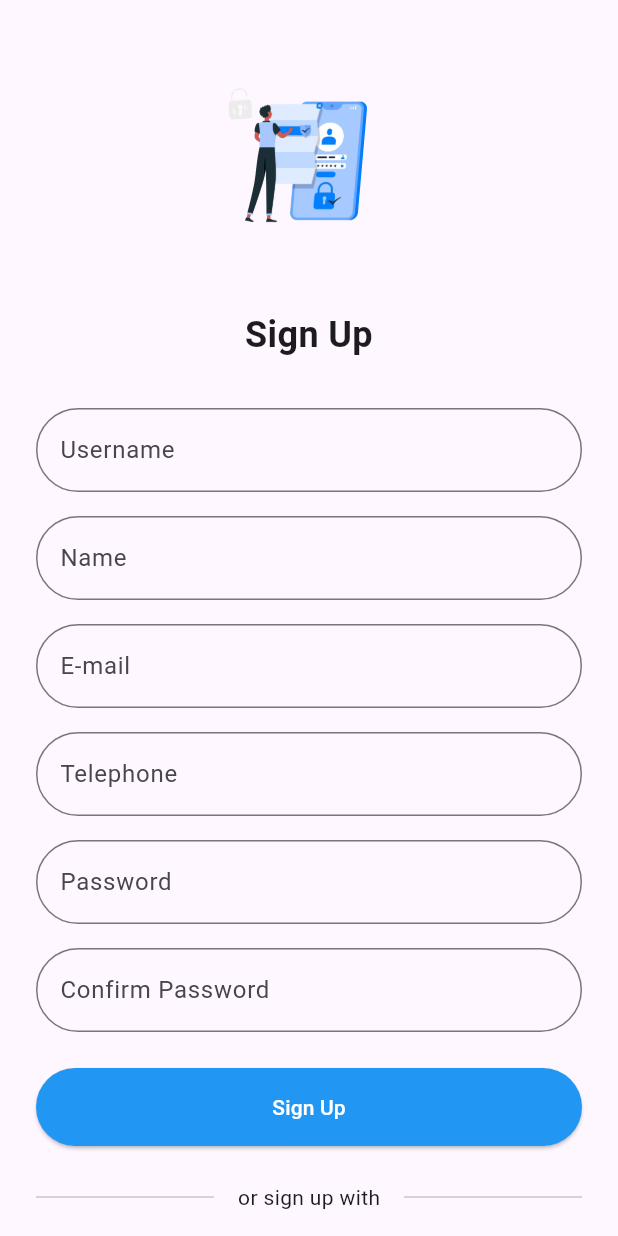
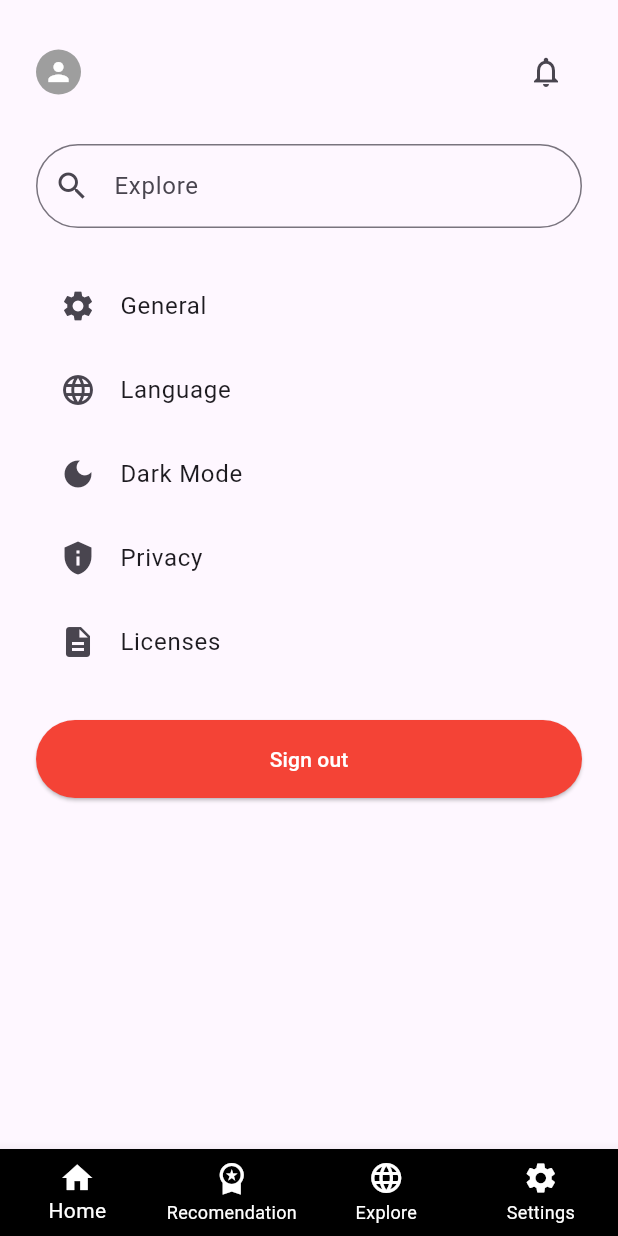
Before and after one commit to AdithyaSean/next-step-flutter, a Flutter app: the screen it shows after launch, on a phone screen of 412 x 824 dp. Run offline on Flutter 3.47's test engine with Material 3 defaults, Android fonts, the phone set to English and light mode, and no system bars.

Commit message:
create settings_Ui.dart interface

```diff
--- a/lib/main.dart
+++ b/lib/main.dart
@@ -5,6 +5,7 @@ import 'package:flutter/material.dart';
 //import 'package:next_step/forgot_password.dart';
 //import 'package:next_step/sign_in.dart';
 import 'package:next_step/sign_up.dart';
+import 'package:next_step/settings_ui.dart';
 
 void main() {
   runApp(const MyApp());
@@ -20,7 +21,7 @@ class MyApp extends StatelessWidget {
       theme: ThemeData(
         primarySwatch: Colors.blue,
       ),
-      home: const ResponsiveSignUp(), // Use the imported widget
+      home: const ResponsiveSettings(), // Use the imported widget
     );
   }
 }
--- /dev/null
+++ b/lib/settings_Ui.dart
@@ -0,0 +1,297 @@
+import 'package:flutter/material.dart';
+
+class ResponsiveSettings extends StatefulWidget {
+  const ResponsiveSettings({Key? key}) : super(key: key);
+
+  @override
+  _ResponsiveSettingsState createState() => _ResponsiveSettingsState();
+}
+
+class _ResponsiveSettingsState extends State<ResponsiveSettings> {
+  String? selectedMainOption;
+
+  @override
+  Widget build(BuildContext context) {
+    return Scaffold(
+      body: LayoutBuilder(
+        builder: (context, constraints) {
+          // Determine layout based on screen width
+          bool isLargeScreen = constraints.maxWidth > 600;
+          bool isExtraLargeScreen = constraints.maxWidth > 1200;
+
+          // Adjust the settings panel width based on device size
+          double settingsPanelWidth = constraints.maxWidth;
+          if (isLargeScreen) {
+            settingsPanelWidth = constraints.maxWidth * 0.5;
+          }
+          if (isExtraLargeScreen) {
+            settingsPanelWidth = constraints.maxWidth * 0.3;
+          }
+
+          return Center(
+            child: Container(
+              width: settingsPanelWidth,
+              padding: const EdgeInsets.all(24.0),
+              child: Column(
+                crossAxisAlignment: CrossAxisAlignment.stretch,
+                children: [
+                  // Header with logo and notification icon
+                  Row(
+                    mainAxisAlignment: MainAxisAlignment.spaceBetween,
+                    children: [
+                      Row(
+                        children: [
+                          const CircleAvatar(
+                            radius: 15,
+                            backgroundColor: Colors.grey,
+                            child: Icon(Icons.person, size: 20, color: Colors.white),
+                          ),
+                          const SizedBox(width: 8),
+                          if (isLargeScreen)
+                            const Text(
+                              'NEXT STEP',
+                              style: TextStyle(
+                                fontSize: 20,
+                                fontWeight: FontWeight.bold,
+                              ),
+                            ),
+                        ],
+                      ),
+                      IconButton(
+                        icon: const Icon(Icons.notifications_outlined),
+                        onPressed: () {},
+                      ),
+                    ],
+                  ),
+                  const SizedBox(height: 24),
+                  // Search bar
+                  TextField(
+                    decoration: InputDecoration(
+                      hintText: 'Explore',
+                      prefixIcon: const Icon(Icons.search),
+                      border: OutlineInputBorder(
+                        borderRadius: BorderRadius.circular(30),
+                      ),
+                    ),
+                  ),
+                  const SizedBox(height: 24),
+                  // Settings options
+                  _buildSettingsButton(
+                    icon: Icons.settings,
+                    title: 'General',
+                    isSelected: selectedMainOption == 'General',
+                  ),
+                  _buildSettingsButton(
+                    icon: Icons.language,
+                    title: 'Language',
+                    isSelected: selectedMainOption == 'Language',
+                  ),
+                  _buildSettingsButton(
+                    icon: Icons.dark_mode,
+                    title: 'Dark Mode',
+                    isSelected: selectedMainOption == 'Dark Mode',
+                  ),
+                  _buildSettingsButton(
+                    icon: Icons.privacy_tip,
+                    title: 'Privacy',
+                    isSelected: selectedMainOption == 'Privacy',
+                  ),
+                  _buildSettingsButton(
+                    icon: Icons.description,
+                    title: 'Licenses',
+                    isSelected: selectedMainOption == 'Licenses',
+                  ),
+                  const SizedBox(height: 24),
+                  // Sign out button
+                  ElevatedButton(
+                    onPressed: () {},
+                    style: ElevatedButton.styleFrom(
+                      backgroundColor: Colors.red,
+                      foregroundColor: Colors.white,
+                      padding: const EdgeInsets.symmetric(vertical: 16),
+                      shape: RoundedRectangleBorder(
+                        borderRadius: BorderRadius.circular(30),
+                      ),
+                    ),
+                    child: const Text('Sign out'),
+                  ),
+                  if (selectedMainOption != null && isLargeScreen)
+                    Expanded(child: _buildSubSettings()),
+                ],
+              ),
+            ),
+          );
+        },
+      ),
+      bottomNavigationBar: LayoutBuilder(
+        builder: (context, constraints) {
+          if (constraints.maxWidth <= 600) {
+            return BottomNavigationBar(
+              type: BottomNavigationBarType.fixed,
+              backgroundColor: Colors.black,
+              selectedItemColor: Colors.white,
+              unselectedItemColor: Colors.white,
+              items: const [
+                BottomNavigationBarItem(icon: Icon(Icons.home), label: 'Home'),
+                BottomNavigationBarItem(icon: Icon(Icons.workspace_premium), label: 'Recomendation'),
+                BottomNavigationBarItem(icon: Icon(Icons.language), label: 'Explore'),
+                BottomNavigationBarItem(icon: Icon(Icons.settings), label: 'Settings'),
+              ],
+            );
+          }
+          return const SizedBox.shrink();
+        },
+      ),
+    );
+  }
+
+  Widget _buildSettingsButton({
+    required IconData icon,
+    required String title,
+    required bool isSelected,
+  }) {
+    return ListTile(
+      leading: Icon(icon, color: isSelected ? Colors.blue : null),
+      title: Text(
+        title,
+        style: TextStyle(
+          color: isSelected ? Colors.blue : null,
+          fontWeight: isSelected ? FontWeight.bold : null,
+        ),
+      ),
+      shape: RoundedRectangleBorder(
+        borderRadius: BorderRadius.circular(15),
+      ),
+      tileColor: isSelected ? Colors.blue.withOpacity(0.1) : null,
+      onTap: () {
+        setState(() {
+          selectedMainOption = title;
+        });
+        // For mobile devices, show sub-settings in a new screen
+        if (MediaQuery.of(context).size.width <= 600) {
+          Navigator.push(
+            context,
+            MaterialPageRoute(
+              builder: (context) => _SubSettingsScreen(title: title),
+            ),
+          );
+        }
+      },
+    );
+  }
+
+  Widget _buildSubSettings() {
+    if (selectedMainOption == 'General') {
+      return Column(
+        crossAxisAlignment: CrossAxisAlignment.start,
+        children: [
+          const SizedBox(height: 24),
+          Text(
+            'General Settings',
+            style: Theme.of(context).textTheme.headlineSmall,
+          ),
+          const SizedBox(height: 16),
+          _buildSubSettingTile(
+            title: 'Notifications',
+            subtitle: 'Configure notification settings',
+            icon: Icons.notifications,
+          ),
+          _buildSubSettingTile(
+            title: 'Sound',
+            subtitle: 'Adjust sound settings',
+            icon: Icons.volume_up,
+          ),
+          _buildSubSettingTile(
+            title: 'Display',
+            subtitle: 'Customize display options',
+            icon: Icons.display_settings,
+          ),
+        ],
+      );
+    }
+    return Center(
+      child: Text('$selectedMainOption settings coming soon'),
+    );
+  }
+
+  Widget _buildSubSettingTile({
+    required String title,
+    required String subtitle,
+    required IconData icon,
+  }) {
+    return ListTile(
+      leading: Icon(icon),
+      title: Text(title),
+      subtitle: Text(subtitle),
+      trailing: const Icon(Icons.chevron_right),
+      onTap: () {},
+    );
+  }
+}
+
+class _SubSettingsScreen extends StatelessWidget {
+  final String title;
+
+  const _SubSettingsScreen({required this.title});
+
+  @override
+  Widget build(BuildContext context) {
+    return Scaffold(
+      appBar: AppBar(
+        title: Text(title),
+      ),
+      body: Padding(
+        padding: const EdgeInsets.all(24.0),
+        child: _SubSettingsContent(title: title),
+      ),
+    );
+  }
+}
+
+class _SubSettingsContent extends StatelessWidget {
+  final String title;
+
+  const _SubSettingsContent({required this.title});
+
+  @override
+  Widget build(BuildContext context) {
+    if (title == 'General') {
+      return Column(
+        children: [
+          _buildSubSettingTile(
+            title: 'Notifications',
+            subtitle: 'Configure notification settings',
+            icon: Icons.notifications,
+          ),
+          _buildSubSettingTile(
+            title: 'Sound',
+            subtitle: 'Adjust sound settings',
+            icon: Icons.volume_up,
+          ),
+          _buildSubSettingTile(
+            title: 'Display',
+            subtitle: 'Customize display options',
+            icon: Icons.display_settings,
+          ),
+        ],
+      );
+    }
+    return Center(
+      child: Text('$title settings coming soon'),
+    );
+  }
+
+  Widget _buildSubSettingTile({
+    required String title,
+    required String subtitle,
+    required IconData icon,
+  }) {
+    return ListTile(
+      leading: Icon(icon),
+      title: Text(title),
+      subtitle: Text(subtitle),
+      trailing: const Icon(Icons.chevron_right),
+      onTap: () {},
+    );
+  }
+}
```
